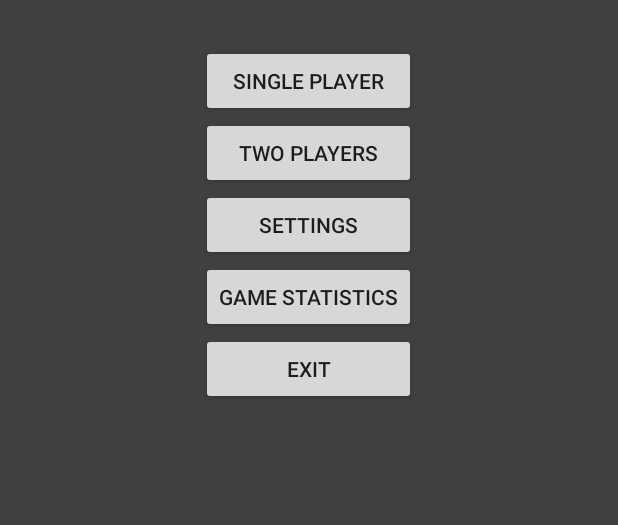
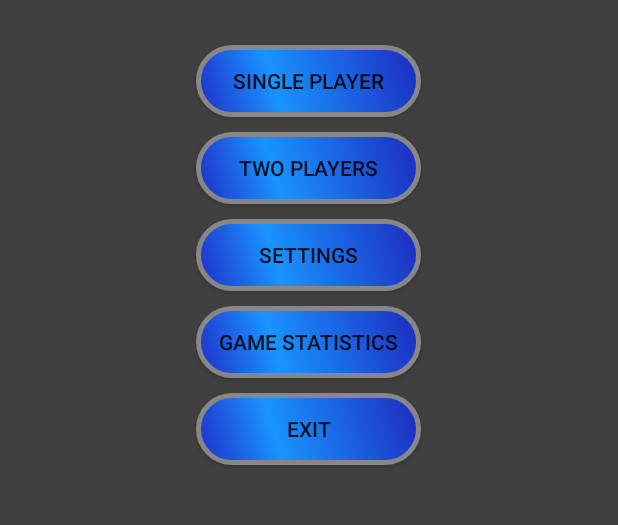
Before and after one commit to idanbe/Four-in-a-row, an Android app: the screen it shows after launch (MainActivity), on a phone screen of 412 x 824 dp, the part 261-786 px from its top. Run offline under Robolectric (Android 15) with nearby library versions, the phone set to English and light mode, and no system bars.

Commit message:
change button style

```diff
--- /dev/null
+++ b/Game_4_in_a_row/app/src/main/res/drawable/buttonshape.xml
@@ -0,0 +1,28 @@
+<?xml version="1.0" encoding="utf-8"?>
+<shape xmlns:android="http://schemas.android.com/apk/res/android" android:shape="rectangle" >
+    <corners
+        android:radius="36dp"
+        />
+    <gradient
+        android:angle="45"
+        android:centerX="35%"
+        android:centerColor="#1994FF"
+        android:startColor="#202CC9"
+        android:endColor="#1E2ABF"
+        android:type="linear"
+        />
+    <padding
+        android:left="0dp"
+        android:top="0dp"
+        android:right="0dp"
+        android:bottom="0dp"
+        />
+    <size
+        android:width="150dp"
+        android:height="30dp"
+        />
+    <stroke
+        android:width="3dp"
+        android:color="#878787"
+        />
+</shape>
--- a/Game_4_in_a_row/app/src/main/res/layout/activity_main.xml
+++ b/Game_4_in_a_row/app/src/main/res/layout/activity_main.xml
@@ -25,6 +25,8 @@
         android:text="@string/button_single"
         android:layout_below="@+id/text_main_title"
         android:layout_marginTop="30dp"
+        android:background="@drawable/buttonshape"
+        android:layout_marginBottom="10dp"
         android:layout_alignLeft="@+id/button_setting"
         android:layout_alignStart="@+id/button_setting"
         android:layout_alignRight="@+id/button_setting"
@@ -35,6 +37,8 @@
         android:layout_height="wrap_content"
         android:id="@+id/button_two"
         android:text="@string/button_two"
+        android:background="@drawable/buttonshape"
+        android:layout_marginBottom="10dp"
         android:layout_below="@+id/button_single"
         android:layout_alignLeft="@+id/button_setting"
         android:layout_alignStart="@+id/button_setting"
@@ -46,6 +50,8 @@
         android:layout_height="wrap_content"
         android:id="@+id/button_setting"
         android:text="@string/button_setting"
+        android:background="@drawable/buttonshape"
+        android:layout_marginBottom="10dp"
         android:layout_below="@+id/button_two"
         android:layout_alignLeft="@+id/button_statistics"
         android:layout_alignStart="@+id/button_statistics"
@@ -57,6 +63,7 @@
         android:layout_height="wrap_content"
         android:id="@+id/button_Exit"
         android:text="@string/button_Exit"
+        android:background="@drawable/buttonshape"
         android:layout_below="@+id/button_statistics"
         android:layout_alignLeft="@+id/button_statistics"
         android:layout_alignStart="@+id/button_statistics"
@@ -66,6 +73,8 @@
     <Button
         android:layout_width="wrap_content"
         android:layout_height="wrap_content"
+        android:background="@drawable/buttonshape"
+        android:layout_marginBottom="10dp"
         android:id="@+id/button_statistics"
         android:text="@string/button_statistics"
         android:layout_below="@+id/button_setting"
```
